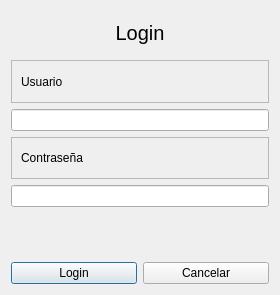
This is GUI/resources/login_dialog.ui in Drahness/Parkingson as Qt 5 draws it before an edit. The edited form follows.
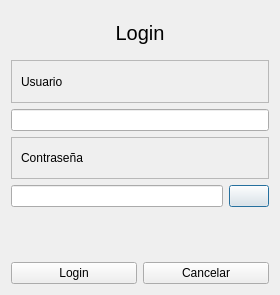
This is the edited form. Icons and pictures are not drawn.

Patch:
```diff
--- a/GUI/resources/login_dialog.ui
+++ b/GUI/resources/login_dialog.ui
@@ -94,6 +94,8 @@
     </widget>
    </item>
    <item>
+    <layout class="QHBoxLayout" name="horizontalLayout_2">
+     <item>
     <widget class="QLineEdit" name="passwordfield">
      <property name="text">
       <string/>
@@ -104,6 +106,23 @@
     </widget>
    </item>
    <item>
+      <widget class="QPushButton" name="oculto">
+       <property name="text">
+        <string/>
+       </property>
+       <property name="icon">
+        <iconset>
+         <normaloff>oculto.png</normaloff>oculto.png</iconset>
+       </property>
+       <property name="shown" stdset="0">
+        <iconset>
+         <normaloff>visible.png</normaloff>visible.png</iconset>
+       </property>
+      </widget>
+     </item>
+    </layout>
+   </item>
+   <item>
     <widget class="QLabel" name="error_label">
      <property name="enabled">
       <bool>true</bool>
```
Left out of the diff: 4 changed lines with no effect on the pictures. Lines whose indentation alone changed are shown as unchanged.
